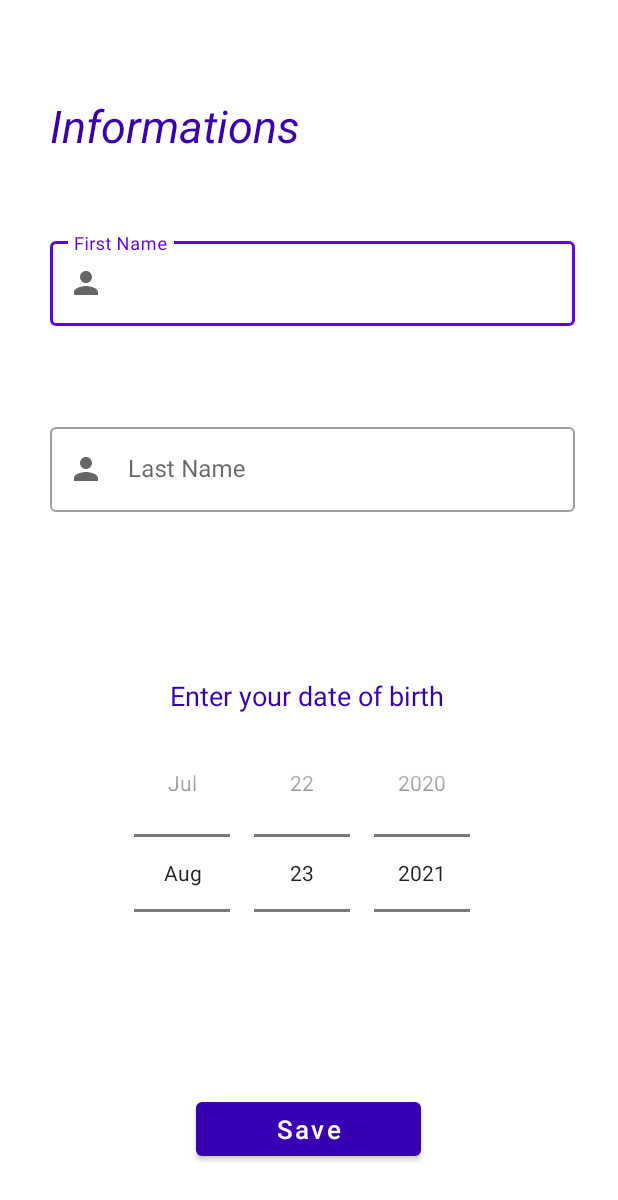
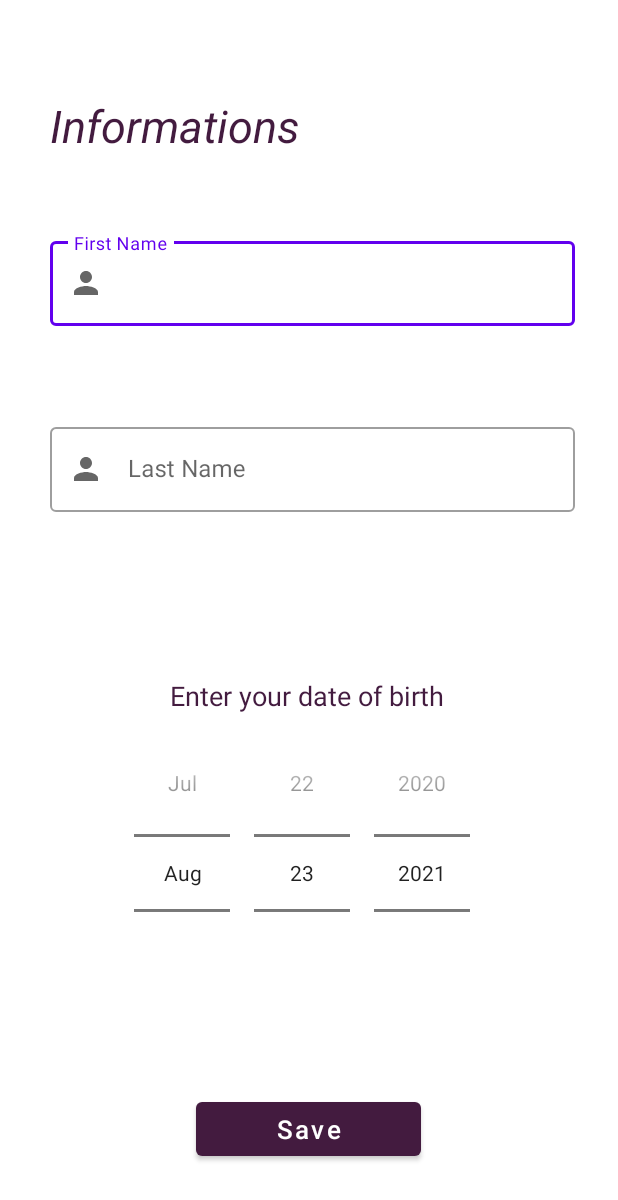
Before and after one commit to Shamilx/VirtualGundelik, an Android app: the GetInfoActivity screen opened directly, with no data from a screen before it, on a phone screen of 412 x 824 dp. Shown: the top 1200 px of the screen. Run offline under Robolectric (Android 15) with nearby library versions, the phone set to English and light mode, and no system bars; our stand-ins replace Firebase (no records; nobody signed in at launch, a user with empty details on screens opened directly); libraries missing offline, so code that uses them is left out: com.google.firestore.v1.

Commit message:
Update6(demo)

```diff
--- a/app/src/main/res/layout/activity_get_info.xml
+++ b/app/src/main/res/layout/activity_get_info.xml
@@ -13,7 +13,7 @@
         android:layout_width="wrap_content"
         android:layout_height="wrap_content"
         android:text="@string/informations"
-        android:textColor="@color/purple_700"
+        android:textColor="#431B3F"
         android:textSize="30sp"
         android:textStyle="italic"
         android:typeface="sans"
@@ -91,7 +91,7 @@
             android:id="@+id/date_of_birth"
             android:layout_width="wrap_content"
             android:layout_height="wrap_content"
-            android:textColor="@color/purple_700"
+            android:textColor="#431B3F"
             android:maxLength="254"
             android:maxLines="1"
             android:scrollHorizontally="true"
@@ -118,7 +118,7 @@
         android:hint="@string/save"
         android:textColorHint="@color/white"
         android:textSize="17sp"
-        app:backgroundTint="@color/purple_700"
+        app:backgroundTint="#431B3F"
         app:layout_constraintBottom_toBottomOf="parent"
         app:layout_constraintEnd_toEndOf="parent"
         app:layout_constraintHorizontal_bias="0.498"
--- a/app/src/main/res/layout/activity_login.xml
+++ b/app/src/main/res/layout/activity_login.xml
@@ -13,7 +13,7 @@
         android:layout_marginTop="30dp"
         android:layout_marginBottom="78dp"
         android:text="@string/sign_in_text"
-        android:textColor="@color/purple_700"
+        android:textColor="#431B3F"
         android:textSize="30sp"
         android:textStyle="italic"
         android:typeface="sans"
@@ -79,7 +79,7 @@
         android:hint="@string/log_in"
         android:textColorHint="@color/white"
         android:textSize="17sp"
-        app:backgroundTint="@color/purple_700"
+        app:backgroundTint="#431B3F"
         app:layout_constraintBottom_toBottomOf="parent"
         app:layout_constraintEnd_toEndOf="parent"
         app:layout_constraintHorizontal_bias="0.498"
--- a/app/src/main/res/layout/activity_register.xml
+++ b/app/src/main/res/layout/activity_register.xml
@@ -13,7 +13,7 @@
         android:layout_marginTop="30dp"
         android:layout_marginBottom="78dp"
         android:text="@string/register_text"
-        android:textColor="@color/purple_700"
+        android:textColor="#431B3F"
         android:textSize="30sp"
         android:textStyle="italic"
         android:typeface="sans"
@@ -109,7 +109,7 @@
         android:hint="@string/register"
         android:textColorHint="@color/white"
         android:textSize="17sp"
-        app:backgroundTint="@color/purple_700"
+        app:backgroundTint="#431B3F"
         app:layout_constraintBottom_toBottomOf="parent"
         app:layout_constraintEnd_toEndOf="parent"
         app:layout_constraintHorizontal_bias="0.498"
--- a/app/src/main/res/layout/activity_verify_email.xml
+++ b/app/src/main/res/layout/activity_verify_email.xml
@@ -19,7 +19,7 @@
         app:layout_constraintEnd_toEndOf="parent"
         app:layout_constraintStart_toStartOf="parent"
         app:layout_constraintTop_toTopOf="parent"
-        app:tint="@color/purple_700" />
+        app:tint="#431B3F" />
 
     <TextView
         android:id="@+id/textView"
@@ -42,7 +42,7 @@
         android:hint="@string/verified"
         android:textColorHint="@color/white"
         android:textSize="17sp"
-        app:backgroundTint="@color/purple_700"
+        app:backgroundTint="#431B3F"
         app:layout_constraintBottom_toBottomOf="parent"
         app:layout_constraintEnd_toEndOf="parent"
         app:layout_constraintHorizontal_bias="0.498"
@@ -55,7 +55,7 @@
         android:layout_width="150dp"
         android:layout_height="150dp"
         android:visibility="invisible"
-        android:indeterminateTint="@color/purple_700"
+        android:indeterminateTint="#431B3F"
         app:layout_constraintBottom_toBottomOf="parent"
         app:layout_constraintEnd_toEndOf="parent"
         app:layout_constraintHorizontal_bias="0.498"
```
